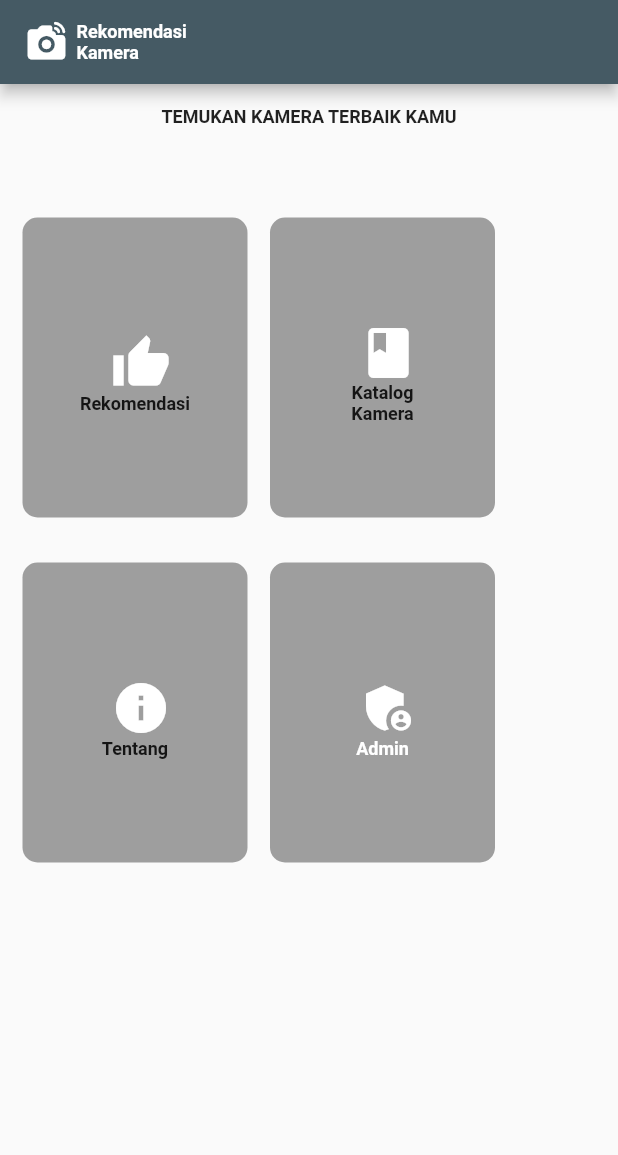
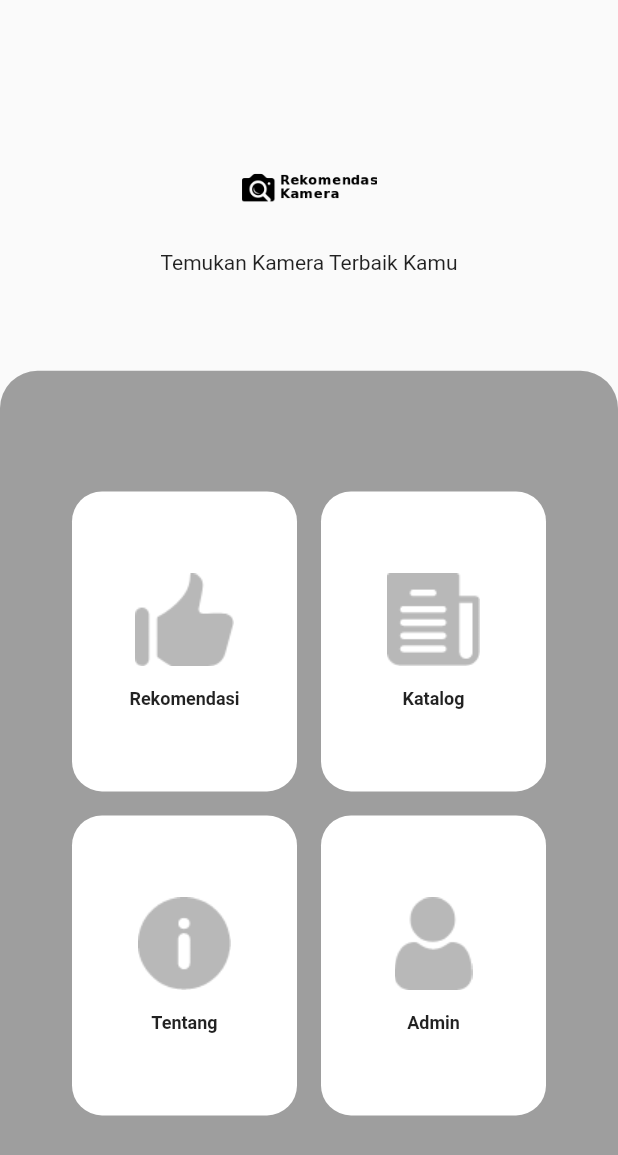
Before and after one commit to lamser69/rekomendasi_kamera_s, a Flutter app: the screen it shows after launch, on a phone screen of 412 x 824 dp. Shown: the top 1155 px of the screen. Run offline on Flutter 3.47's test engine with Material 2 defaults, Android fonts, the phone set to English and light mode, and no system bars.

Commit message:
update code
update image logo

```diff
--- a/lib/home.dart
+++ b/lib/home.dart
@@ -2,164 +2,128 @@ import 'package:flutter/material.dart';
 import 'package:projec_latihan1/page/admin.dart';
 import './page/tentang.dart';
 
-class home extends StatelessWidget {
-  const home({
+class Home extends StatelessWidget {
+  const Home({
     Key? key,
   }) : super(key: key);
 
   @override
   Widget build(BuildContext context) {
+    Size size = MediaQuery.of(context).size;
+
     return Scaffold(
-      appBar: AppBar(
-        backgroundColor: Color(0xFF455A64),
-        title: Center(
-          child: Row(children: [
-            Icon(Icons.linked_camera_rounded, size: 30),
+        body: Column(
+      children: [
         SizedBox(
-              width: 5,
+          height: size.height * 0.1,
         ),
-            Column(
-              crossAxisAlignment: CrossAxisAlignment.start,
-              children: [
-                Text(
-                  "Rekomendasi",
-                  style: TextStyle(fontSize: 12, fontWeight: FontWeight.bold),
-                ),
-                Text(
-                  "Kamera",
-                  style: TextStyle(fontSize: 12, fontWeight: FontWeight.bold),
-                ),
-              ],
-            )
-          ]),
-        ),
-      ),
-      body:
-      Column(
-        crossAxisAlignment: CrossAxisAlignment.start,
+        Container(
+          height: size.height * 0.2,
+          child: Column(
+            mainAxisAlignment: MainAxisAlignment.spaceEvenly,
             children: [
               Center(
                 child: Container(
-              margin: EdgeInsets.all(15),
-              child: Text(
-                "TEMUKAN KAMERA TERBAIK KAMU",
-                style: TextStyle(fontSize: 12, fontWeight: FontWeight.bold),
+                  height: 50,
+                  width: 90,
+                  child: Image(
+                    image: AssetImage("image/Logo.png"),
+                    color: Colors.black,
                   ),
                 ),
               ),
+              Text(
+                "Temukan Kamera Terbaik Kamu",
+              ),
               SizedBox(
                 height: 30,
+              )
+            ],
           ),
-          Row(
-            children: [
+        ),
         Container(
-                // alignment: Alignment.center,
-                  margin: EdgeInsets.all(15),
-                  width: 150,
-                  height: 200,
+          alignment: Alignment.center,
           decoration: BoxDecoration(
-                      color: Colors.grey, borderRadius: BorderRadius.circular(10)),
+            color: Colors.grey,
+            borderRadius: BorderRadius.only(
+                topLeft: Radius.circular(25), topRight: Radius.circular(25)),
+          ),
+          height: size.height * .7,
           child: Column(
             mainAxisAlignment: MainAxisAlignment.center,
             children: [
-                    IconButton(
-                      icon: const Icon(
-                        Icons.thumb_up,
+              Row(
+                mainAxisAlignment: MainAxisAlignment.center,
+                children: [
+                  HomeContainer(
+                    icon: Image.asset('image/icon/tumbup.png'),
+                    nama: 'Rekomendasi',
+                    tujuan: () => print('awokaowk'),
+                  ),
+                  HomeContainer(
+                    icon: Image.asset('image/icon/newspaper.png'),
+                    nama: 'Katalog',
+                    tujuan: () => print('awokaowk'),
+                  )],
+              ),
+              Row(
+                mainAxisAlignment: MainAxisAlignment.center,
+                children: [HomeContainer(
+                  icon: Image.asset('image/icon/info.png'),
+                    nama: 'Tentang',
+                    tujuan: () => print('awokaowk'),
+                ), HomeContainer(
+                  icon: Image.asset('image/icon/user.png'),
+                    nama: 'Admin',
+                    tujuan: () => print('awokaowk'),
+                )],
+              )
+            ],
+          ),
+        )
+      ],
+    ));
+  }
+}
+
+class HomeContainer extends StatelessWidget {
+  final Function tujuan;
+  final Widget icon;
+  final String nama;
+
+  const HomeContainer({
+    required this.nama,
+    required this.icon,
+    required this.tujuan,
+    Key? key,
+  }) : super(key: key);
+
+  @override
+  Widget build(BuildContext context) {
+    return InkWell(
+      onTap: () {
+        tujuan;
+      },
+      child: Container(
+        margin: EdgeInsets.all(8.0),
+        height: 200,
+        width: 150,
+        decoration: BoxDecoration(
             color: Colors.white,
-                        size: 40,
-                      ),
-                      onPressed: () {},
-                    ),
-                    Text("Rekomendasi", style: TextStyle(fontSize: 12, fontWeight: FontWeight.bold))
+            borderRadius: BorderRadiusDirectional.circular(20)),
+        child: Column(
+                      mainAxisAlignment: MainAxisAlignment.center,
+                      children: [
+                        icon,
+                        SizedBox(height: 15,),
+                      Text(nama, style: TextStyle(fontSize: 12, fontWeight: FontWeight.bold))
                     ],)
                     ),
 
-                  Container(
 
-                  width: 150,
-                  height: 200,
-                  decoration: BoxDecoration(
-                      color: Colors.grey, borderRadius: BorderRadius.circular(10)),
-                  child: Column(
-                    mainAxisAlignment: MainAxisAlignment.center,
-                    children: [
-                    IconButton(
-                      icon: const Icon(
-                        Icons.book,
-                        color: Colors.white,
-                        size: 40,
-                      ),
-                      onPressed: () {},
-                    ),
-                    Text("Katalog", style: TextStyle(fontSize: 12, fontWeight: FontWeight.bold))
-                    ,
-                    Text("Kamera", style: TextStyle(fontSize: 12, fontWeight: FontWeight.bold))
-                  ],)
-                  ),
-            ],
-          ),
-          Row(
-            children: [
-              Container(
-                  margin: EdgeInsets.all(15),
-                  width: 150,
-                  height: 200,
-                  decoration: BoxDecoration(
-                      color: Colors.grey, borderRadius: BorderRadius.circular(10)),
-                  child: Column(
-                    mainAxisAlignment: MainAxisAlignment.center,
-                    children: [
-                      IconButton(
-                      icon: const Icon(
-                        Icons.info,
-                        color: Colors.white,
-                        size: 40,
-                      ),
-                      onPressed: () {
-                        Navigator.of(context).push(
-                          MaterialPageRoute(
-                            builder:(context) {
-                              return tentang();
-                            },)
-                        );
-                      },
-                    ),
-                    Text("Tentang", style: TextStyle(fontSize: 12, fontWeight: FontWeight.bold))
-                    ],
-                  )
-                  ),
-                  Container(
 
-                  width: 150,
-                  height: 200,
-                  decoration: BoxDecoration(
-                      color: Colors.grey, borderRadius: BorderRadius.circular(10)),
-                  child: Column(
-                    mainAxisAlignment: MainAxisAlignment.center,
-                    children: [
-                      IconButton(
-                      icon: const Icon(
-                        Icons.admin_panel_settings,
-                        color: Colors.white,
-                        size: 40,
-                      ),
-                      onPressed: () {
-                        Navigator.of(context).push(
-                          MaterialPageRoute(
-                            builder:(context) {
-                              return AdminPage();
-                            },)
-                        );
-                      },
-                    ),
-                    Text("Admin", style: TextStyle(fontSize: 12, fontWeight: FontWeight.bold, color: Colors.white))
-                    ],
-                  )
-                  ),
-            ],
-          ),
-        ],
-      ),
+
+
     );
   }
 }
--- a/lib/main.dart
+++ b/lib/main.dart
@@ -12,7 +12,7 @@ class MyApp extends StatelessWidget {
   Widget build(BuildContext context) {
     return MaterialApp(
       debugShowCheckedModeBanner: false,
-      home: home(),
+      home: Home(),
     );
   }
 }
```
Also changed, not shown: pubspec.yaml (+6 -3 lines), image/Logo.png (added), image/icon/info.png (added), image/icon/newspaper.png (added), image/icon/tumbup.png (added), image/icon/user.png (added). Lines whose indentation alone changed are shown as unchanged.
